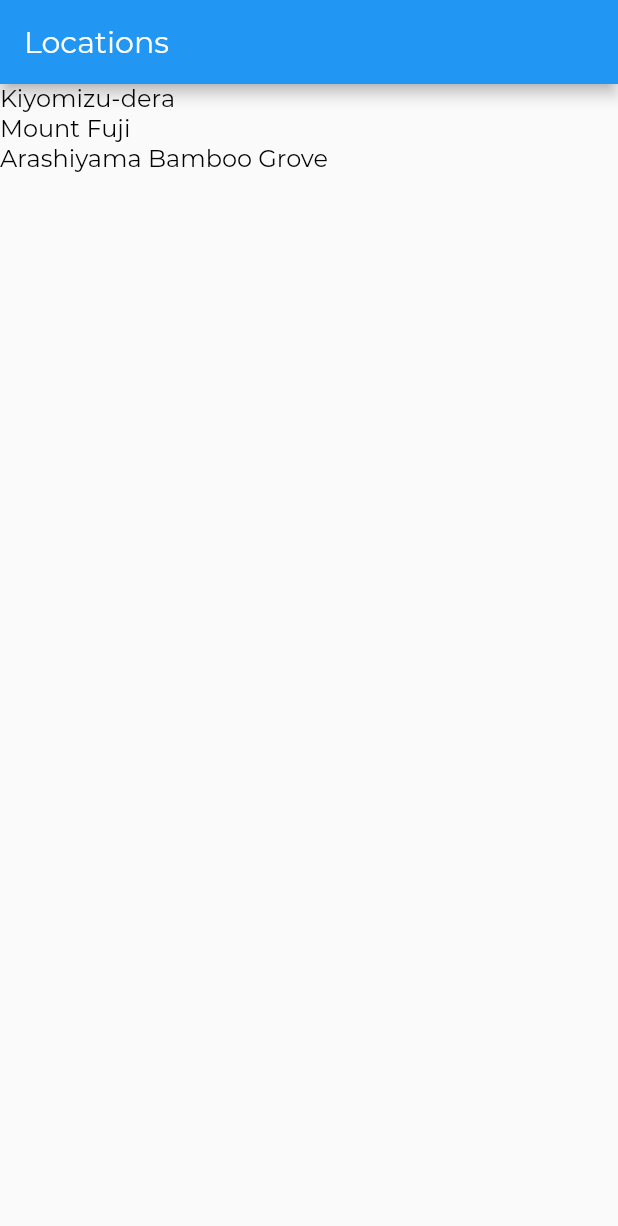
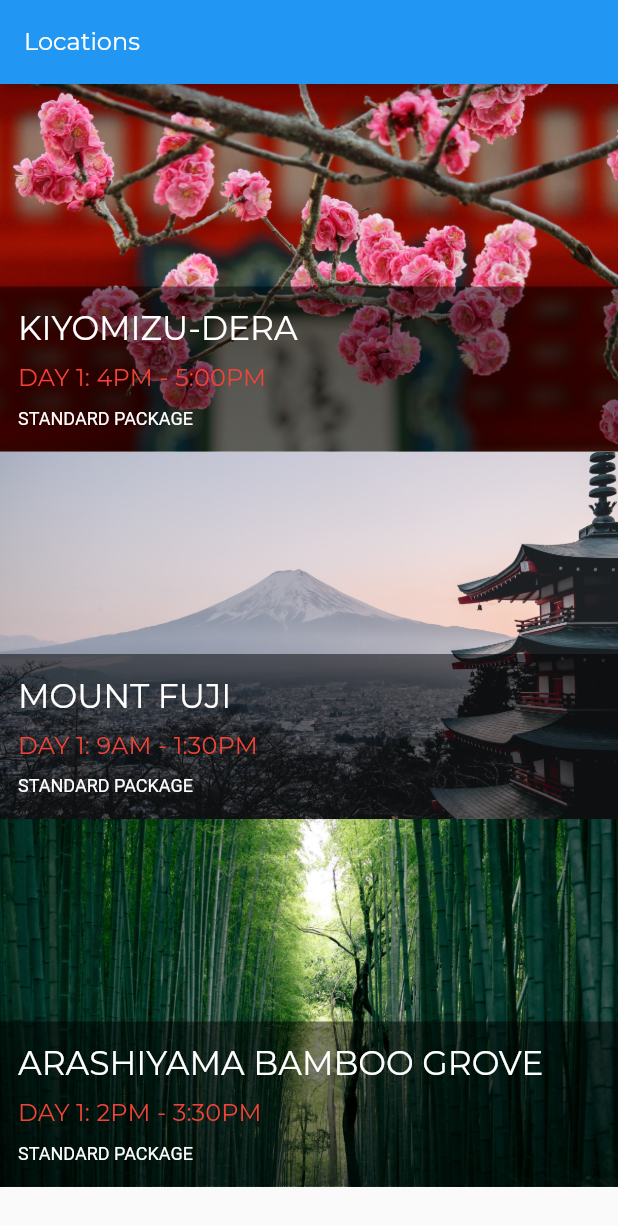
Before and after one commit to felixboquet/FirstFlutterApp, a Flutter app: the screen it shows after launch, on a phone screen of 412 x 824 dp. Shown: the top 1226 px of the screen. Run offline on Flutter 3.47's test engine with Material 2 defaults, Android fonts, the phone set to English and light mode, and no system bars.

Commit message:
Better display for main list

```diff
--- a/lib/app.dart
+++ b/lib/app.dart
@@ -41,6 +41,7 @@ class App extends StatelessWidget {
         textTheme: TextTheme(
           title: TitleTextStyle,
           body1: Body1TextStyle,
+          subtitle: SubTitleTextStyle,
         ));
   }
 }
--- a/lib/models/location.dart
+++ b/lib/models/location.dart
@@ -1,27 +1,55 @@
 import './location_fact.dart';
 
 class Location {
-  int id;
-  String name;
-  String imagePath;
+  final int id;
+  final String name;
+  final String imagePath;
+  final String userItinerarySummary;
+  final String tourPackageName;
   final List<LocationFact> facts;
 
-  Location(this.id, this.name, this.imagePath, this.facts);
+  Location({
+    this.id,
+    this.name,
+    this.imagePath,
+    this.userItinerarySummary,
+    this.tourPackageName,
+    this.facts,
+  });
 
   static List<Location> fetchAll() {
     return [
-      Location(1, 'Kiyomizu-dera', 'assets/images/kiyomizu-dera.jpeg', [
+      Location(
+          id: 1,
+          name: 'Kiyomizu-dera',
+          imagePath: 'assets/images/kiyomizu-dera.jpeg',
+          userItinerarySummary: 'Day 1: 4PM - 5:00PM',
+          tourPackageName: 'Standard Package',
+          facts: [
             LocationFact('Summary',
                 'Kiyomizu-dera, officially Otowa-san Kiyomizu-dera, is an independent Buddhist temple in eastern Kyoto. The temple is part of the Historic Monuments of Ancient Kyoto UNESCO World Heritage site.'),
-        LocationFact('Architectural Style', 'Japanese Buddhist architecture.'),
+            LocationFact(
+                'Architectural Style', 'Japanese Buddhist architecture.'),
           ]),
-      Location(2, 'Mount Fuji', 'assets/images/fuji.jpeg', [
+      Location(
+          id: 2,
+          name: 'Mount Fuji',
+          imagePath: 'assets/images/fuji.jpeg',
+          userItinerarySummary: 'Day 1: 9AM - 1:30PM',
+          tourPackageName: 'Standard Package',
+          facts: [
             LocationFact('Summary',
                 'Japan’s Mt. Fuji is an active volcano about 100 kilometers southwest of Tokyo. Commonly called “Fuji-san,” it’s the country’s tallest peak, at 3,776 meters. A pilgrimage site for centuries, it’s considered one of Japan’s 3 sacred mountains, and summit hikes remain a popular activity. Its iconic profile is the subject of numerous works of art, notably Edo Period prints by Hokusai and Hiroshige.'),
             LocationFact('Did You Know',
                 'There are three cities that surround Mount Fuji: Gotemba, Fujiyoshida and Fujinomiya.'),
           ]),
-      Location(3, 'Arashiyama Bamboo Grove', 'assets/images/arashiyama.jpeg', [
+      Location(
+          id: 3,
+          name: 'Arashiyama Bamboo Grove',
+          imagePath: 'assets/images/arashiyama.jpeg',
+          userItinerarySummary: 'Day 1: 2PM - 3:30PM',
+          tourPackageName: 'Standard Package',
+          facts: [
             LocationFact('Summary',
                 'While we could go on about the ethereal glow and seemingly endless heights of this bamboo grove on the outskirts of Kyoto, the sight\'s pleasures extend beyond the visual realm.'),
             LocationFact('How to Get There',
--- a/lib/screens/location_detail/image_banner.dart
+++ /dev/null
@@ -1,17 +0,0 @@
-import 'package:flutter/material.dart';
-
-class ImageBanner extends StatelessWidget {
-  final String _path;
-
-  ImageBanner(this._path);
-
-  @override
-  Widget build(BuildContext context) {
-    return Container(
-        constraints: BoxConstraints.expand(
-          height: 200.0,
-        ),
-        decoration: BoxDecoration(color: Colors.grey),
-        child: Image.asset(_path, fit: BoxFit.cover));
-  }
-}
--- a/lib/screens/location_detail/location_detail.dart
+++ b/lib/screens/location_detail/location_detail.dart
@@ -1,7 +1,8 @@
 // screens/location_detail.location_detail.dart
 
 import 'package:flutter/material.dart';
-import 'image_banner.dart';
+import 'package:flutter_application_1/widgets/location_tile.dart';
+import '../../widgets/image_banner.dart';
 import 'package:flutter_application_1/screens/location_detail/text_section.dart';
 import '../../models/location.dart';
 
@@ -18,13 +19,19 @@ class LocationDetail extends StatelessWidget {
         appBar: AppBar(
           title: Text(location.name),
         ),
-      body: Column(
+        body: SingleChildScrollView(
+          child: Column(
               mainAxisAlignment: MainAxisAlignment.start,
               crossAxisAlignment: CrossAxisAlignment.stretch,
               children: [
-            ImageBanner(location.imagePath),
+                ImageBanner(path: location.imagePath),
+                Padding(
+                  padding:
+                      EdgeInsets.symmetric(vertical: 20.0, horizontal: 4.0),
+                  child: LocationTile(location: location),
+                )
               ]..addAll(textSections(location))),
-    );
+        ));
   }
 
   List<Widget> textSections(Location location) {
--- a/lib/screens/locations/locations.dart
+++ b/lib/screens/locations/locations.dart
@@ -1,6 +1,8 @@
 import 'package:flutter/material.dart';
 import '../../app.dart';
 import '../../models/location.dart';
+import '../../widgets/image_banner.dart';
+import 'tyle_overlay.dart';
 
 class Locations extends StatelessWidget {
   @override
@@ -12,12 +14,10 @@ class Locations extends StatelessWidget {
       appBar: AppBar(
         title: Text('Locations'),
       ),
-      body: ListView(
-        children: locations
-            .map((location) => GestureDetector(
-                onTap: () => _onLocationTap(context, location.id),
-                child: Container(child: Text(location.name))))
-            .toList(),
+      body: ListView.builder(
+        itemCount: locations.length,
+        itemBuilder: (context, index) =>
+            _itemBuilder(context, locations[index]),
       ),
     );
   }
@@ -26,4 +26,22 @@ class Locations extends StatelessWidget {
     Navigator.pushNamed(context, LocationDetailRoute,
         arguments: {"id": locationID});
   }
+
+  Widget _itemBuilder(BuildContext context, Location location) {
+    return GestureDetector(
+      onTap: () => _onLocationTap(context, location.id),
+      child: Container(
+        height: 245.0,
+        child: Stack(
+          children: [
+            ImageBanner(
+              path: location.imagePath,
+              height: 245.0,
+            ),
+            TileOverlay(location),
+          ],
+        ),
+      ),
+    );
+  }
 }
--- /dev/null
+++ b/lib/screens/locations/tyle_overlay.dart
@@ -0,0 +1,24 @@
+import 'package:flutter/material.dart';
+import '../../models/location.dart';
+import '../../widgets/location_tile.dart';
+
+class TileOverlay extends StatelessWidget {
+  final Location location;
+
+  TileOverlay(this.location);
+
+  @override
+  Widget build(BuildContext context) {
+    return Column(
+      mainAxisAlignment: MainAxisAlignment.end,
+      crossAxisAlignment: CrossAxisAlignment.stretch,
+      children: [
+        Container(
+          padding: EdgeInsets.symmetric(vertical: 5.0),
+          decoration: BoxDecoration(color: Colors.black.withOpacity(0.5)),
+          child: LocationTile(location: location, darkTheme: true),
+        ),
+      ],
+    );
+  }
+}
--- a/lib/style.dart
+++ b/lib/style.dart
@@ -1,10 +1,17 @@
 import 'package:flutter/material.dart';
 
-const LargeTextSize = 26.0;
-const MediumTextSize = 20.0;
-const BodyTextSize = 16.0;
+const LargeTextSize = 22.0;
+const MediumTextSize = 16.0;
+const SmallTextSize = 12.0;
 
 const String FontNameDefault = 'Montserrat';
+
+const Color TextColorDark = Colors.black;
+const Color TextColorLight = Colors.white;
+const Color TextColorAccent = Colors.red;
+const Color TextColorFaint = Color.fromRGBO(125, 125, 125, 1.0);
+
+const DefaultPaddingHorizontal = 12.0;
 
 const AppBarTextStyle = TextStyle(
   fontFamily: FontNameDefault,
@@ -23,6 +30,20 @@ const TitleTextStyle = TextStyle(
 const Body1TextStyle = TextStyle(
   fontFamily: FontNameDefault,
   fontWeight: FontWeight.w300,
-  fontSize: BodyTextSize,
+  fontSize: MediumTextSize,
   color: Colors.black,
 );
+
+const CaptionTextStyle = TextStyle(
+  fontFamily: FontNameDefault,
+  fontWeight: FontWeight.w300,
+  fontSize: SmallTextSize,
+  color: TextColorDark,
+);
+
+const SubTitleTextStyle = TextStyle(
+  fontFamily: FontNameDefault,
+  fontWeight: FontWeight.w300,
+  fontSize: MediumTextSize,
+  color: TextColorAccent,
+);
--- /dev/null
+++ b/lib/widgets/image_banner.dart
@@ -0,0 +1,19 @@
+import 'package:flutter/material.dart';
+
+class ImageBanner extends StatelessWidget {
+  final String path;
+  final double height;
+
+  ImageBanner({@required this.path, this.height = 200.0});
+
+  @override
+  Widget build(BuildContext context) {
+    return Container(
+        constraints: BoxConstraints.expand(height: height),
+        decoration: BoxDecoration(color: Colors.grey),
+        child: Image.asset(
+          path,
+          fit: BoxFit.cover,
+        ));
+  }
+}
--- /dev/null
+++ b/lib/widgets/location_tile.dart
@@ -0,0 +1,45 @@
+import 'package:flutter/material.dart';
+import '../models/location.dart';
+import '../style.dart';
+
+const LocationTileHeight = 100.0;
+
+class LocationTile extends StatelessWidget {
+  final Location location;
+  final bool darkTheme;
+
+  LocationTile({this.location, this.darkTheme = false});
+
+  @override
+  Widget build(BuildContext context) {
+    final textColor = this.darkTheme ? TextColorLight : TextColorDark;
+
+    return Container(
+      padding: EdgeInsets.symmetric(horizontal: DefaultPaddingHorizontal),
+      height: LocationTileHeight,
+      child: Column(
+          mainAxisAlignment: MainAxisAlignment.spaceEvenly,
+          crossAxisAlignment: CrossAxisAlignment.start,
+          children: [
+            Text(
+              location.name.toUpperCase(),
+              overflow: TextOverflow.ellipsis,
+              maxLines: 1,
+              style:
+                  Theme.of(context).textTheme.title.copyWith(color: textColor),
+            ),
+            Text(
+              location.userItinerarySummary.toUpperCase(),
+              style: Theme.of(context).textTheme.subtitle2,
+            ),
+            Text(
+              location.tourPackageName.toUpperCase(),
+              style: Theme.of(context)
+                  .textTheme
+                  .caption
+                  .copyWith(color: textColor),
+            ),
+          ]),
+    );
+  }
+}
```
Lines whose indentation alone changed are shown as unchanged.
